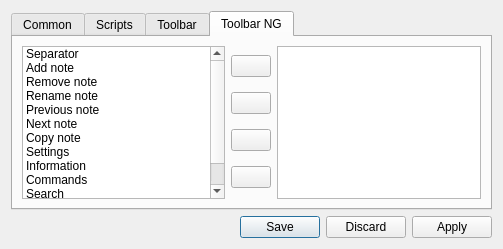
Above: configdialog.ui from proton/zNotes before the change. Below: the same form after it.
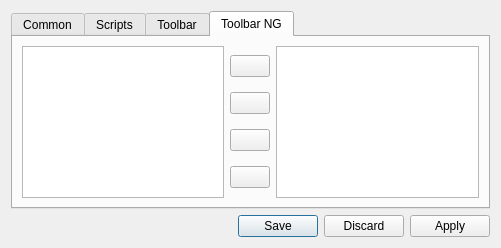
That is the form after the change. Icons and pictures are not drawn.

Diff of the .ui file:
```diff
--- a/configdialog.ui
+++ b/configdialog.ui
@@ -6,8 +6,8 @@
    <rect>
     <x>0</x>
     <y>0</y>
-    <width>503</width>
-    <height>249</height>
+    <width>501</width>
+    <height>247</height>
    </rect>
   </property>
   <property name="windowTitle">
@@ -279,112 +279,7 @@
       </attribute>
       <layout class="QHBoxLayout" name="horizontalLayout_5">
        <item>
-        <widget class="QListWidget" name="listActions">
-         <item>
-          <property name="text">
-           <string>Separator</string>
-          </property>
-         </item>
-         <item>
-          <property name="text">
-           <string>Add note</string>
-          </property>
-          <property name="icon">
-           <iconset resource="znotes.qrc">
-            <normaloff>:/res/add.png</normaloff>:/res/add.png</iconset>
-          </property>
-         </item>
-         <item>
-          <property name="text">
-           <string>Remove note</string>
-          </property>
-          <property name="icon">
-           <iconset resource="znotes.qrc">
-            <normaloff>:/res/remove.png</normaloff>:/res/remove.png</iconset>
-          </property>
-         </item>
-         <item>
-          <property name="text">
-           <string>Rename note</string>
-          </property>
-          <property name="icon">
-           <iconset resource="znotes.qrc">
-            <normaloff>:/res/rename.png</normaloff>:/res/rename.png</iconset>
-          </property>
-         </item>
-         <item>
-          <property name="text">
-           <string>Previous note</string>
-          </property>
-          <property name="icon">
-           <iconset resource="znotes.qrc">
-            <normaloff>:/res/prev.png</normaloff>:/res/prev.png</iconset>
-          </property>
-         </item>
-         <item>
-          <property name="text">
-           <string>Next note</string>
-          </property>
-          <property name="icon">
-           <iconset resource="znotes.qrc">
-            <normaloff>:/res/next.png</normaloff>:/res/next.png</iconset>
-          </property>
-         </item>
-         <item>
-          <property name="text">
-           <string>Copy note</string>
-          </property>
-          <property name="icon">
-           <iconset resource="znotes.qrc">
-            <normaloff>:/res/copy.png</normaloff>:/res/copy.png</iconset>
-          </property>
-         </item>
-         <item>
-          <property name="text">
-           <string>Settings</string>
-          </property>
-          <property name="icon">
-           <iconset resource="znotes.qrc">
-            <normaloff>:/res/settings.png</normaloff>:/res/settings.png</iconset>
-          </property>
-         </item>
-         <item>
-          <property name="text">
-           <string>Information</string>
-          </property>
-          <property name="icon">
-           <iconset resource="znotes.qrc">
-            <normaloff>:/res/info.png</normaloff>:/res/info.png</iconset>
-          </property>
-         </item>
-         <item>
-          <property name="text">
-           <string>Commands</string>
-          </property>
-          <property name="icon">
-           <iconset resource="znotes.qrc">
-            <normaloff>:/res/exec.png</normaloff>:/res/exec.png</iconset>
-          </property>
-         </item>
-         <item>
-          <property name="text">
-           <string>Search</string>
-          </property>
-          <property name="icon">
-           <iconset resource="znotes.qrc">
-            <normaloff>:/res/find.png</normaloff>:/res/find.png</iconset>
-          </property>
-         </item>
-         <item>
-          <property name="text">
-           <string>Exit</string>
-          </property>
-          <property name="icon">
-           <iconset resource="znotes.qrc">
-            <normaloff>:/res/exit.png</normaloff>:/res/exit.png</iconset>
-          </property>
-         </item>
-        </widget>
+        <widget class="QListView" name="listActions"/>
        </item>
        <item>
         <layout class="QVBoxLayout" name="verticalLayout_5">
@@ -435,7 +330,7 @@
         </layout>
        </item>
        <item>
-        <widget class="QListWidget" name="listToolbarActions"/>
+        <widget class="QListView" name="listToolbarActions"/>
        </item>
       </layout>
      </widget>
```
